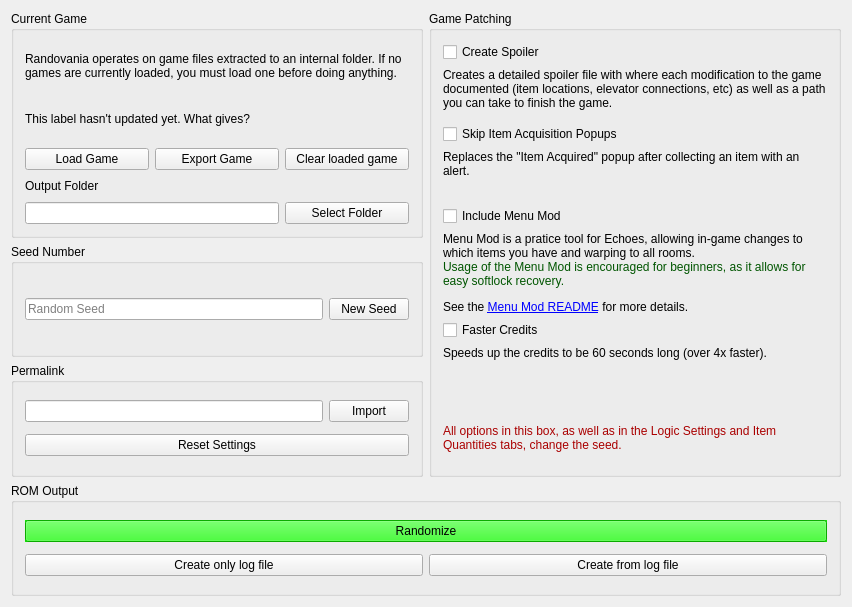
Above: randovania/gui/iso_management_window.ui from randovania/randovania before the change. Below: the same form after it.
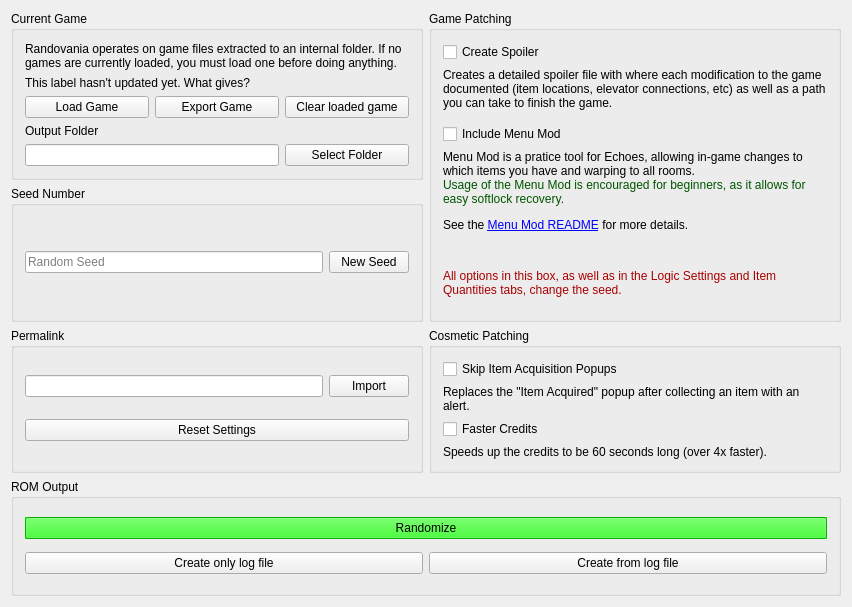
That is the form after the change.

Commit message: Created CosmeticPatches. These values don't affect the permalink

The edit to the form file:
```diff
--- a/randovania/gui/iso_management_window.ui
+++ b/randovania/gui/iso_management_window.ui
@@ -21,6 +21,168 @@
     </size>
    </property>
    <layout class="QGridLayout" name="gridLayout">
+    <item row="0" column="2" rowspan="2" colspan="2">
+     <widget class="QGroupBox" name="game_patching_box">
+      <property name="title">
+       <string>Game Patching</string>
+      </property>
+      <layout class="QGridLayout" name="gridLayout_6">
+       <item row="1" column="0">
+        <widget class="QLabel" name="create_spoiler_label">
+         <property name="maximumSize">
+          <size>
+           <width>16777215</width>
+           <height>50</height>
+          </size>
+         </property>
+         <property name="text">
+          <string>&lt;html&gt;&lt;head/&gt;&lt;body&gt;&lt;p&gt;Creates a detailed spoiler file with where each modification to the game documented (item locations, elevator connections, etc) as well as a path you can take to finish the game.&lt;/p&gt;&lt;/body&gt;&lt;/html&gt;</string>
+         </property>
+         <property name="alignment">
+          <set>Qt::AlignLeading|Qt::AlignLeft|Qt::AlignTop</set>
+         </property>
+         <property name="wordWrap">
+          <bool>true</bool>
+         </property>
+        </widget>
+       </item>
+       <item row="0" column="0">
+        <widget class="QCheckBox" name="create_spoiler_check">
+         <property name="text">
+          <string>Create Spoiler</string>
+         </property>
+        </widget>
+       </item>
+       <item row="5" column="0">
+        <widget class="QLabel" name="seed_settings_warning_label">
+         <property name="maximumSize">
+          <size>
+           <width>16777215</width>
+           <height>50</height>
+          </size>
+         </property>
+         <property name="font">
+          <font>
+           <weight>50</weight>
+           <bold>false</bold>
+          </font>
+         </property>
+         <property name="text">
+          <string>&lt;html&gt;&lt;head/&gt;&lt;body&gt;&lt;p&gt;&lt;span style=&quot; color:#aa0000;&quot;&gt;All options in this box, as well as in the Logic Settings and Item Quantities tabs, change the seed.&lt;/span&gt;&lt;/p&gt;&lt;/body&gt;&lt;/html&gt;</string>
+         </property>
+         <property name="wordWrap">
+          <bool>true</bool>
+         </property>
+        </widget>
+       </item>
+       <item row="4" column="0">
+        <widget class="QLabel" name="include_menu_mod_label">
+         <property name="text">
+          <string>&lt;html&gt;&lt;head/&gt;&lt;body&gt;&lt;p&gt;Menu Mod is a pratice tool for Echoes, allowing in-game changes to which items you have and warping to all rooms.&lt;br/&gt;&lt;span style=&quot; color:#005500;&quot;&gt;Usage of the Menu Mod is encouraged for beginners, as it allows for easy softlock recovery.&lt;/span&gt;&lt;/p&gt;&lt;p&gt;See the &lt;a href=&quot;https://www.dropbox.com/s/yhqqafaxfo3l4vn/Echoes%20Menu.7z?file_subpath=%2FEchoes+Menu%2Freadme.txt&quot;&gt;&lt;span style=&quot; text-decoration: underline; color:#0000ff;&quot;&gt;Menu Mod README&lt;/span&gt;&lt;/a&gt; for more details.&lt;/p&gt;&lt;/body&gt;&lt;/html&gt;</string>
+         </property>
+         <property name="alignment">
+          <set>Qt::AlignLeading|Qt::AlignLeft|Qt::AlignTop</set>
+         </property>
+         <property name="wordWrap">
+          <bool>true</bool>
+         </property>
+         <property name="openExternalLinks">
+          <bool>true</bool>
+         </property>
+        </widget>
+       </item>
+       <item row="3" column="0">
+        <widget class="QCheckBox" name="include_menu_mod_check">
+         <property name="enabled">
+          <bool>true</bool>
+         </property>
+         <property name="text">
+          <string>Include Menu Mod</string>
+         </property>
+        </widget>
+       </item>
+      </layout>
+     </widget>
+    </item>
+    <item row="0" column="0" colspan="2">
+     <widget class="QGroupBox" name="current_game_box">
+      <property name="title">
+       <string>Current Game</string>
+      </property>
+      <layout class="QGridLayout" name="gridLayout_4">
+       <item row="2" column="0">
+        <widget class="QPushButton" name="load_game_button">
+         <property name="toolTip">
+          <string>&lt;html&gt;&lt;head/&gt;&lt;body&gt;&lt;p&gt;Extracts a game ISO for later operations.&lt;/p&gt;&lt;/body&gt;&lt;/html&gt;</string>
+         </property>
+         <property name="text">
+          <string>Load Game</string>
+         </property>
+        </widget>
+       </item>
+       <item row="1" column="0" colspan="3">
+        <widget class="QLabel" name="loaded_game_label">
+         <property name="text">
+          <string>This label hasn't updated yet. What gives?</string>
+         </property>
+        </widget>
+       </item>
+       <item row="2" column="2">
+        <widget class="QPushButton" name="clear_game_button">
+         <property name="toolTip">
+          <string>&lt;html&gt;&lt;head/&gt;&lt;body&gt;&lt;p&gt;Deletes any previously loaded game. Try this if patching fails for any reason.&lt;/p&gt;&lt;/body&gt;&lt;/html&gt;</string>
+         </property>
+         <property name="text">
+          <string>Clear loaded game</string>
+         </property>
+        </widget>
+       </item>
+       <item row="3" column="0">
+        <widget class="QLabel" name="output_folder_label">
+         <property name="maximumSize">
+          <size>
+           <width>16777215</width>
+           <height>20</height>
+          </size>
+         </property>
+         <property name="text">
+          <string>Output Folder</string>
+         </property>
+        </widget>
+       </item>
+       <item row="0" column="0" colspan="3">
+        <widget class="QLabel" name="description_label">
+         <property name="text">
+          <string>Randovania operates on game files extracted to an internal folder. If no games are currently loaded, you must load one before doing anything.</string>
+         </property>
+         <property name="wordWrap">
+          <bool>true</bool>
+         </property>
+        </widget>
+       </item>
+       <item row="4" column="2">
+        <widget class="QPushButton" name="output_folder_button">
+         <property name="text">
+          <string>Select Folder</string>
+         </property>
+        </widget>
+       </item>
+       <item row="4" column="0" colspan="2">
+        <widget class="QLineEdit" name="output_folder_edit"/>
+       </item>
+       <item row="2" column="1">
+        <widget class="QPushButton" name="export_game_button">
+         <property name="toolTip">
+          <string>&lt;html&gt;&lt;head/&gt;&lt;body&gt;&lt;p&gt;Exports an ISO of the current game. This includes any applied modifications, such as the last seed generation and menu mod.&lt;/p&gt;&lt;/body&gt;&lt;/html&gt;</string>
+         </property>
+         <property name="text">
+          <string>Export Game</string>
+         </property>
+        </widget>
+       </item>
+      </layout>
+     </widget>
+    </item>
     <item row="5" column="0" colspan="4">
      <widget class="QGroupBox" name="rom_output_box">
       <property name="title">
@@ -505,7 +667,30 @@
       </layout>
      </widget>
     </item>
-    <item row="3" column="0" colspan="2">
+    <item row="1" column="0" colspan="2">
+     <widget class="QGroupBox" name="seed_configuration_box">
+      <property name="title">
+       <string>Seed Number</string>
+      </property>
+      <layout class="QGridLayout" name="gridLayout_2">
+       <item row="0" column="0">
+        <widget class="QLineEdit" name="seed_number_edit">
+         <property name="placeholderText">
+          <string>Random Seed</string>
+         </property>
+        </widget>
+       </item>
+       <item row="0" column="1">
+        <widget class="QPushButton" name="seed_number_button">
+         <property name="text">
+          <string>New Seed</string>
+         </property>
+        </widget>
+       </item>
+      </layout>
+     </widget>
+    </item>
+    <item row="2" column="0" colspan="2">
      <widget class="QGroupBox" name="permalink_box">
       <property name="enabled">
        <bool>true</bool>
@@ -537,181 +722,20 @@
       </layout>
      </widget>
     </item>
-    <item row="2" column="0" colspan="2">
-     <widget class="QGroupBox" name="seed_configuration_box">
+    <item row="2" column="2" colspan="2">
+     <widget class="QGroupBox" name="groupBox">
       <property name="title">
-       <string>Seed Number</string>
+       <string>Cosmetic Patching</string>
       </property>
-      <layout class="QGridLayout" name="gridLayout_2">
-       <item row="0" column="0">
-        <widget class="QLineEdit" name="seed_number_edit">
-         <property name="placeholderText">
-          <string>Random Seed</string>
-         </property>
-        </widget>
-       </item>
-       <item row="0" column="1">
-        <widget class="QPushButton" name="seed_number_button">
-         <property name="text">
-          <string>New Seed</string>
-         </property>
-        </widget>
-       </item>
-      </layout>
-     </widget>
-    </item>
-    <item row="0" column="0" rowspan="2" colspan="2">
-     <widget class="QGroupBox" name="current_game_box">
-      <property name="title">
-       <string>Current Game</string>
-      </property>
-      <layout class="QGridLayout" name="gridLayout_4">
-       <item row="2" column="0">
-        <widget class="QPushButton" name="load_game_button">
-         <property name="toolTip">
-          <string>&lt;html&gt;&lt;head/&gt;&lt;body&gt;&lt;p&gt;Extracts a game ISO for later operations.&lt;/p&gt;&lt;/body&gt;&lt;/html&gt;</string>
-         </property>
-         <property name="text">
-          <string>Load Game</string>
-         </property>
-        </widget>
-       </item>
-       <item row="1" column="0" colspan="3">
-        <widget class="QLabel" name="loaded_game_label">
-         <property name="text">
-          <string>This label hasn't updated yet. What gives?</string>
-         </property>
-        </widget>
-       </item>
-       <item row="2" column="2">
-        <widget class="QPushButton" name="clear_game_button">
-         <property name="toolTip">
-          <string>&lt;html&gt;&lt;head/&gt;&lt;body&gt;&lt;p&gt;Deletes any previously loaded game. Try this if patching fails for any reason.&lt;/p&gt;&lt;/body&gt;&lt;/html&gt;</string>
-         </property>
-         <property name="text">
-          <string>Clear loaded game</string>
-         </property>
-        </widget>
-       </item>
-       <item row="3" column="0">
-        <widget class="QLabel" name="output_folder_label">
-         <property name="maximumSize">
-          <size>
-           <width>16777215</width>
-           <height>20</height>
-          </size>
-         </property>
-         <property name="text">
-          <string>Output Folder</string>
-         </property>
-        </widget>
-       </item>
-       <item row="0" column="0" colspan="3">
-        <widget class="QLabel" name="description_label">
-         <property name="text">
-          <string>Randovania operates on game files extracted to an internal folder. If no games are currently loaded, you must load one before doing anything.</string>
-         </property>
-         <property name="wordWrap">
-          <bool>true</bool>
-         </property>
-        </widget>
-       </item>
-       <item row="4" column="2">
-        <widget class="QPushButton" name="output_folder_button">
-         <property name="text">
-          <string>Select Folder</string>
-         </property>
-        </widget>
-       </item>
-       <item row="4" column="0" colspan="2">
-        <widget class="QLineEdit" name="output_folder_edit"/>
-       </item>
-       <item row="2" column="1">
-        <widget class="QPushButton" name="export_game_button">
-         <property name="toolTip">
-          <string>&lt;html&gt;&lt;head/&gt;&lt;body&gt;&lt;p&gt;Exports an ISO of the current game. This includes any applied modifications, such as the last seed generation and menu mod.&lt;/p&gt;&lt;/body&gt;&lt;/html&gt;</string>
-         </property>
-         <property name="text">
-          <string>Export Game</string>
-         </property>
-        </widget>
-       </item>
-      </layout>
-     </widget>
-    </item>
-    <item row="0" column="2" rowspan="4" colspan="2">
-     <widget class="QGroupBox" name="game_patching_box">
-      <property name="title">
-       <string>Game Patching</string>
-      </property>
-      <layout class="QGridLayout" name="gridLayout_6">
-       <item row="2" column="0">
+      <layout class="QVBoxLayout" name="verticalLayout">
+       <item>
         <widget class="QCheckBox" name="remove_hud_popup_check">
          <property name="text">
           <string>Skip Item Acquisition Popups</string>
          </property>
         </widget>
        </item>
-       <item row="6" column="0">
-        <widget class="QLabel" name="include_menu_mod_label">
-         <property name="text">
-          <string>&lt;html&gt;&lt;head/&gt;&lt;body&gt;&lt;p&gt;Menu Mod is a pratice tool for Echoes, allowing in-game changes to which items you have and warping to all rooms.&lt;br/&gt;&lt;span style=&quot; color:#005500;&quot;&gt;Usage of the Menu Mod is encouraged for beginners, as it allows for easy softlock recovery.&lt;/span&gt;&lt;/p&gt;&lt;p&gt;See the &lt;a href=&quot;https://www.dropbox.com/s/yhqqafaxfo3l4vn/Echoes%20Menu.7z?file_subpath=%2FEchoes+Menu%2Freadme.txt&quot;&gt;&lt;span style=&quot; text-decoration: underline; color:#0000ff;&quot;&gt;Menu Mod README&lt;/span&gt;&lt;/a&gt; for more details.&lt;/p&gt;&lt;/body&gt;&lt;/html&gt;</string>
-         </property>
-         <property name="alignment">
-          <set>Qt::AlignLeading|Qt::AlignLeft|Qt::AlignTop</set>
-         </property>
-         <property name="wordWrap">
-          <bool>true</bool>
-         </property>
-         <property name="openExternalLinks">
-          <bool>true</bool>
-         </property>
-        </widget>
-       </item>
-       <item row="1" column="0">
-        <widget class="QLabel" name="create_spoiler_label">
-         <property name="maximumSize">
-          <size>
-           <width>16777215</width>
-           <height>50</height>
-          </size>
-         </property>
-         <property name="text">
-          <string>&lt;html&gt;&lt;head/&gt;&lt;body&gt;&lt;p&gt;Creates a detailed spoiler file with where each modification to the game documented (item locations, elevator connections, etc) as well as a path you can take to finish the game.&lt;/p&gt;&lt;/body&gt;&lt;/html&gt;</string>
-         </property>
-         <property name="alignment">
-          <set>Qt::AlignLeading|Qt::AlignLeft|Qt::AlignTop</set>
-         </property>
-         <property name="wordWrap">
-          <bool>true</bool>
-         </property>
-        </widget>
-       </item>
-       <item row="7" column="0">
-        <widget class="QCheckBox" name="faster_credits_check">
-         <property name="text">
-          <string>Faster Credits</string>
-         </property>
-        </widget>
-       </item>
-       <item row="5" column="0">
-        <widget class="QCheckBox" name="include_menu_mod_check">
-         <property name="enabled">
-          <bool>true</bool>
-         </property>
-         <property name="text">
-          <string>Include Menu Mod</string>
-         </property>
-        </widget>
-       </item>
-       <item row="0" column="0">
-        <widget class="QCheckBox" name="create_spoiler_check">
-         <property name="text">
-          <string>Create Spoiler</string>
-         </property>
-        </widget>
-       </item>
-       <item row="4" column="0">
+       <item>
         <widget class="QLabel" name="remove_hud_popup_label">
          <property name="maximumSize">
           <size>
@@ -730,29 +754,14 @@
          </property>
         </widget>
        </item>
-       <item row="9" column="0">
-        <widget class="QLabel" name="seed_settings_warning_label">
-         <property name="maximumSize">
-          <size>
-           <width>16777215</width>
-           <height>50</height>
-          </size>
-         </property>
-         <property name="font">
-          <font>
-           <weight>50</weight>
-           <bold>false</bold>
-          </font>
-         </property>
+       <item>
+        <widget class="QCheckBox" name="faster_credits_check">
          <property name="text">
-          <string>&lt;html&gt;&lt;head/&gt;&lt;body&gt;&lt;p&gt;&lt;span style=&quot; color:#aa0000;&quot;&gt;All options in this box, as well as in the Logic Settings and Item Quantities tabs, change the seed.&lt;/span&gt;&lt;/p&gt;&lt;/body&gt;&lt;/html&gt;</string>
-         </property>
-         <property name="wordWrap">
-          <bool>true</bool>
+          <string>Faster Credits</string>
          </property>
         </widget>
        </item>
-       <item row="8" column="0">
+       <item>
         <widget class="QLabel" name="faster_credits_label">
          <property name="text">
           <string>Speeds up the credits to be 60 seconds long (over 4x faster).</string>
```
The commit also changes 7 other files.
